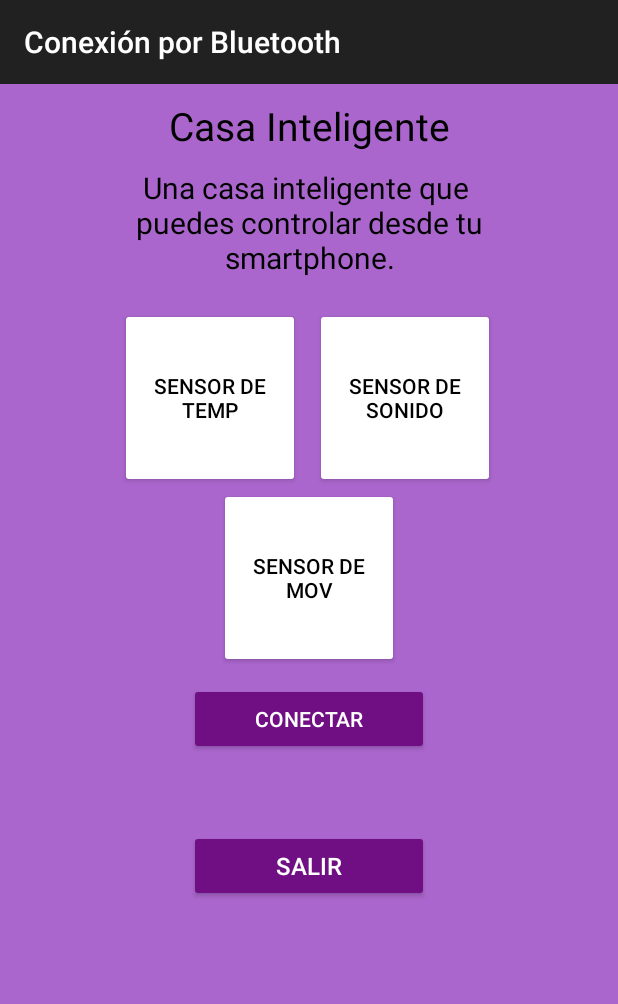
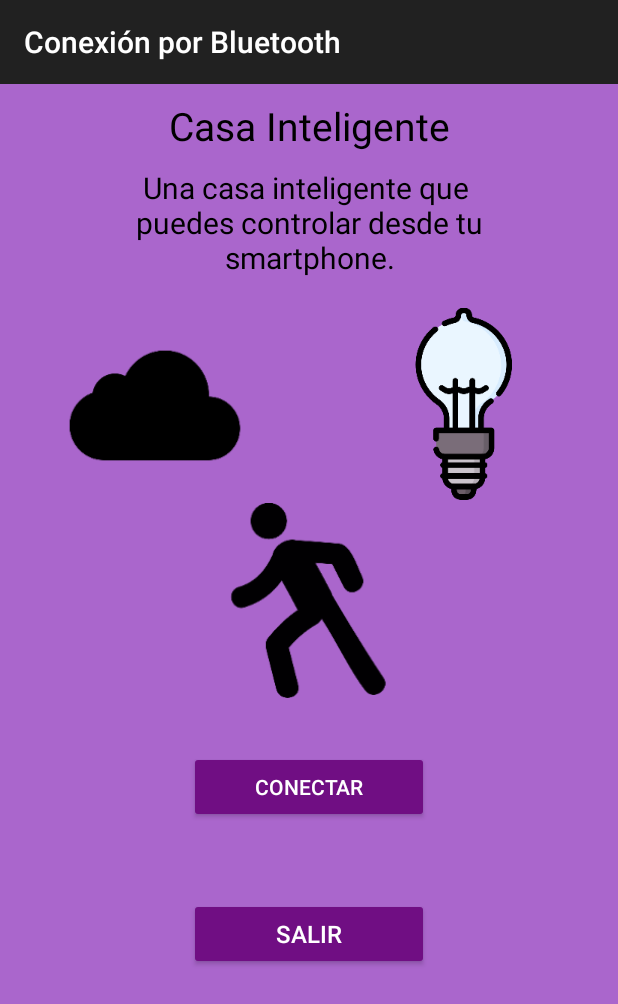
Before and after one commit to danielS2001/Android_Studio_Project, an Android app: the screen it shows after launch (MainActivity), on a phone screen of 412 x 824 dp. Shown: the top 1004 px of the screen. Run offline under Robolectric (Android 15) with nearby library versions, the light colour scheme and no system bars.

Commit message:
Img en Activity

```diff
--- a/app/src/main/java/com/example/arduinoapp/MainActivity.java
+++ b/app/src/main/java/com/example/arduinoapp/MainActivity.java
@@ -35,7 +35,8 @@ public class MainActivity extends AppCompatActivity {
     private String deviceName = null;
     private String deviceAddress;
     private Button btnExit;
-    private Button btnTemperatura, btnMovimiento, btnSonido, btnExitTemp, btnExitSonido, btnExitMovimiento;
+    private Button btnExitTemp, btnExitSonido, btnExitMovimiento;
+    private ImageView btnTemperatura, btnMovimiento, btnSonido;
     public int option = 0;
     public static Handler handler;
     public static BluetoothSocket mmSocket;
@@ -52,9 +53,9 @@ public class MainActivity extends AppCompatActivity {
 
         // UI Initialization
         btnExit = (Button) findViewById(R.id.btnExit);
-        btnTemperatura = (Button) findViewById(R.id.btnTemperatura);
-        btnSonido = (Button) findViewById(R.id.btnSonido);
-        btnMovimiento = (Button) findViewById(R.id.btnMovimiento);
+        btnTemperatura = (ImageView) findViewById(R.id.btnTemperatura);
+        btnSonido = (ImageView) findViewById(R.id.btnSonido);
+        btnMovimiento = (ImageView) findViewById(R.id.btnMovimiento);
         btnExitTemp = (Button) findViewById(R.id.btnExitTemp);
         btnExitSonido = (Button) findViewById(R.id.btnExitSonido);
         btnExitMovimiento = (Button) findViewById(R.id.btnExitMovimiento);
--- a/app/src/main/res/layout/activity_main.xml
+++ b/app/src/main/res/layout/activity_main.xml
@@ -54,43 +54,33 @@
              android:layout_width="match_parent"
              android:layout_height="wrap_content"
              android:orientation="horizontal">
-        <Button
-            android:layout_width="120dp"
-            android:id="@+id/btnTemperatura"
-            android:layout_height="120dp"
-            android:layout_gravity="center"
-            android:backgroundTint="@color/white"
-            android:layout_marginLeft="80dp"
-            android:textColor="@color/colorOff"
-            android:text="Sensor de temp"
-            ></Button>
 
-        <Button
-            android:layout_width="120dp"
-            android:id="@+id/btnSonido"
-            android:layout_height="120dp"
-            android:layout_gravity="center"
-            android:text="Sensor de Sonido"
-            android:textColor="@color/colorOff"
-            android:backgroundTint="@color/white"
-            android:layout_marginLeft="10dp"
-            ></Button>
+             <ImageView
+                 android:id="@+id/btnTemperatura"
+                 android:layout_width="130dp"
+                 android:layout_height="130dp"
+                 android:layout_weight="1"
+                 app:srcCompat="@mipmap/cloud" />
+
+             <ImageView
+                 android:id="@+id/btnSonido"
+                 android:layout_width="wrap_content"
+                 android:layout_height="wrap_content"
+                 android:layout_weight="1"
+                 app:srcCompat="@mipmap/foco" />
          </LinearLayout>
 
-        <Button
-            android:layout_width="120dp"
-            android:layout_height="120dp"
+        <ImageView
             android:id="@+id/btnMovimiento"
-            android:text="Sensor de mov"
-            android:textColor="@color/colorOff"
-            android:backgroundTint="@color/white"
-            ></Button>
+            android:layout_width="130dp"
+            android:layout_height="130dp"
+            app:srcCompat="@mipmap/persona" />
 
         <Button
             android:id="@+id/buttonConnect"
             android:layout_width="160dp"
             android:layout_height="wrap_content"
-            android:layout_marginTop="10dp"
+            android:layout_marginTop="35dp"
             android:text="Conectar"
             android:textColor="@android:color/background_light"
             android:backgroundTint="#700E83" />
```
Also changed, not shown: app/src/main/res/mipmap-xxxhdpi/cloud.png (added), app/src/main/res/mipmap-xxxhdpi/foco.png (added), app/src/main/res/mipmap-xxxhdpi/persona.png (added).
